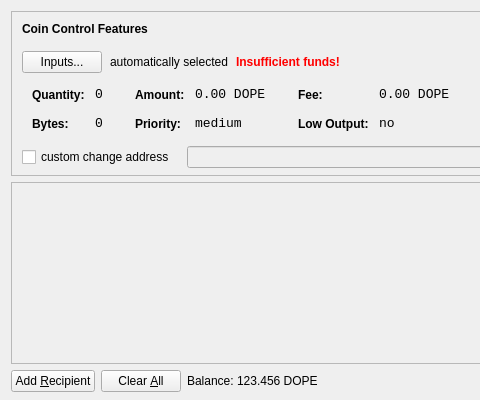
Qt form src/qt/forms/sendcoinsdialog.ui (lateminer/DopeCoinGold) before a commit; both pictures show x 0 to 480 and y 0 to 400 of the 850 by 400 pixel window.
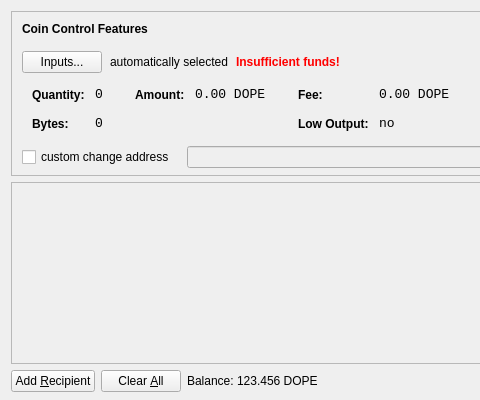
The same form after that commit. Icons and pictures are not drawn.

Commit message:
remove coin age priority
See https://github.com/bitcoin/bitcoin/issues/9601

Diff of the .ui file:
```diff
--- a/src/qt/forms/sendcoinsdialog.ui
+++ b/src/qt/forms/sendcoinsdialog.ui
@@ -328,38 +328,6 @@
                  </property>
                 </widget>
                </item>
-               <item row="1" column="0">
-                <widget class="QLabel" name="labelCoinControlPriorityText">
-                 <property name="styleSheet">
-                  <string notr="true">font-weight:bold;</string>
-                 </property>
-                 <property name="text">
-                  <string>Priority:</string>
-                 </property>
-                </widget>
-               </item>
-               <item row="1" column="1">
-                <widget class="QLabel" name="labelCoinControlPriority">
-                 <property name="font">
-                  <font>
-                   <family>Monospace</family>
-                   <pointsize>10</pointsize>
-                  </font>
-                 </property>
-                 <property name="cursor">
-                  <cursorShape>IBeamCursor</cursorShape>
-                 </property>
-                 <property name="contextMenuPolicy">
-                  <enum>Qt::ActionsContextMenu</enum>
-                 </property>
-                 <property name="text">
-                  <string>medium</string>
-                 </property>
-                 <property name="textInteractionFlags">
-                  <set>Qt::LinksAccessibleByMouse|Qt::TextSelectableByKeyboard|Qt::TextSelectableByMouse</set>
-                 </property>
-                </widget>
-               </item>
               </layout>
              </item>
              <item>
```
The commit also changes 8 other files.
